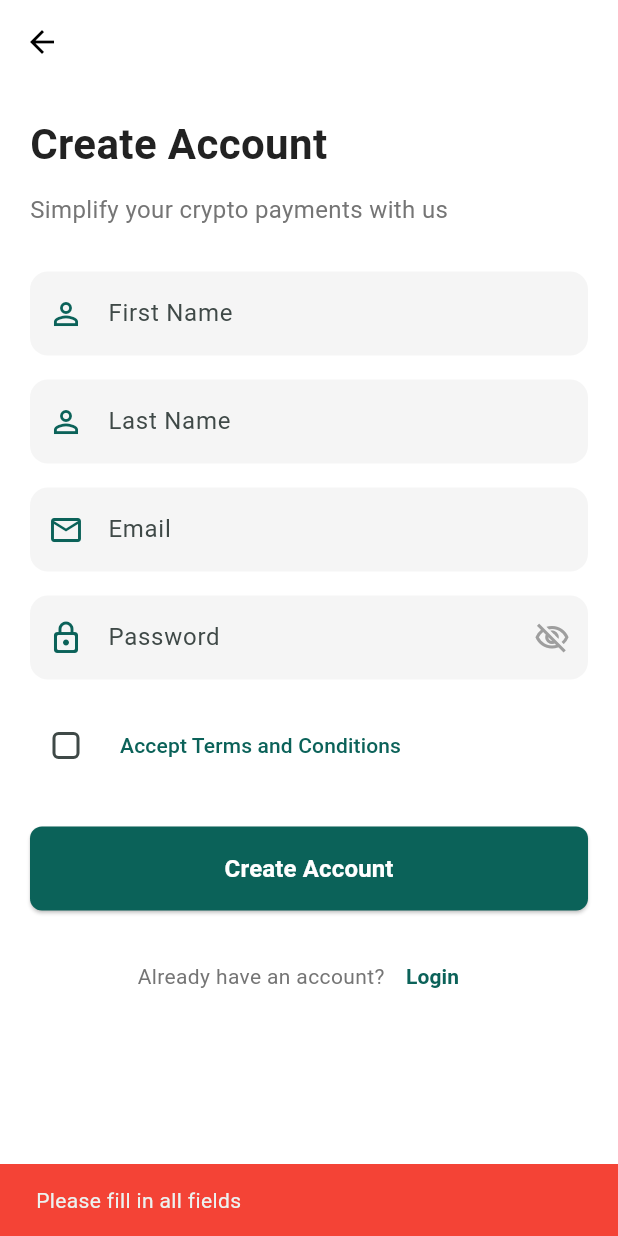
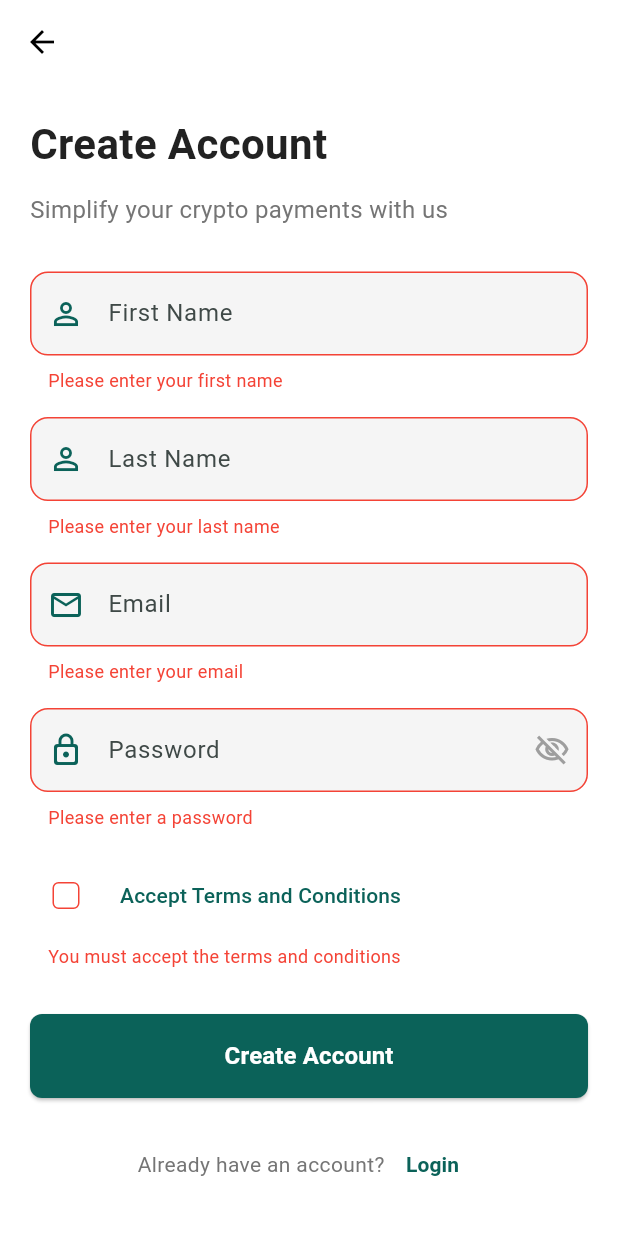
Before and after one commit to Faqih001/pretium_finance, a Flutter app: the SignupPage screen opened directly, after a tap on "Create Account", on a phone screen of 412 x 824 dp. Run offline on Flutter 3.47's test engine with Material 3 defaults, Android fonts, the phone set to English and light mode, and no system bars; our stand-ins replace shared_preferences, smooth_page_indicator; accounts and stored records are empty.

Commit message:
Add input validation and error handling for email and password fields in SignupPage; initialize error state in LoginPage

```diff
--- a/lib/screens/login_page.dart
+++ b/lib/screens/login_page.dart
@@ -16,6 +16,8 @@ class _LoginPageState extends State<LoginPage> {
   final _passwordController = TextEditingController();
   bool _rememberMe = false;
   bool _obscurePassword = true;
+  String? _emailError;
+  String? _passwordError;
 
   @override
   void initState() {
--- a/lib/screens/signup_page.dart
+++ b/lib/screens/signup_page.dart
@@ -174,13 +174,38 @@ class _SignupPageState extends State<SignupPage> {
                   ),
                   border: OutlineInputBorder(
                     borderRadius: BorderRadius.circular(12),
-                    borderSide: BorderSide.none,
+                    borderSide: _emailError != null
+                        ? const BorderSide(color: Colors.red, width: 1.0)
+                        : BorderSide.none,
+                  ),
+                  enabledBorder: OutlineInputBorder(
+                    borderRadius: BorderRadius.circular(12),
+                    borderSide: _emailError != null
+                        ? const BorderSide(color: Colors.red, width: 1.0)
+                        : BorderSide.none,
+                  ),
+                  focusedBorder: OutlineInputBorder(
+                    borderRadius: BorderRadius.circular(12),
+                    borderSide: _emailError != null
+                        ? const BorderSide(color: Colors.red, width: 1.0)
+                        : const BorderSide(color: Color(0xFF0B6259), width: 1.0),
                   ),
                   filled: true,
                   fillColor: Colors.grey[100],
                   contentPadding: const EdgeInsets.symmetric(vertical: 16),
                 ),
               ),
+              if (_emailError != null)
+                Padding(
+                  padding: const EdgeInsets.only(top: 8.0, left: 12.0),
+                  child: Text(
+                    _emailError!,
+                    style: const TextStyle(
+                      color: Colors.red,
+                      fontSize: 12,
+                    ),
+                  ),
+                ),
 
               const SizedBox(height: 16),
 
@@ -209,13 +234,38 @@ class _SignupPageState extends State<SignupPage> {
                   ),
                   border: OutlineInputBorder(
                     borderRadius: BorderRadius.circular(12),
-                    borderSide: BorderSide.none,
+                    borderSide: _passwordError != null
+                        ? const BorderSide(color: Colors.red, width: 1.0)
+                        : BorderSide.none,
+                  ),
+                  enabledBorder: OutlineInputBorder(
+                    borderRadius: BorderRadius.circular(12),
+                    borderSide: _passwordError != null
+                        ? const BorderSide(color: Colors.red, width: 1.0)
+                        : BorderSide.none,
+                  ),
+                  focusedBorder: OutlineInputBorder(
+                    borderRadius: BorderRadius.circular(12),
+                    borderSide: _passwordError != null
+                        ? const BorderSide(color: Colors.red, width: 1.0)
+                        : const BorderSide(color: Color(0xFF0B6259), width: 1.0),
                   ),
                   filled: true,
                   fillColor: Colors.grey[100],
                   contentPadding: const EdgeInsets.symmetric(vertical: 16),
                 ),
               ),
+              if (_passwordError != null)
+                Padding(
+                  padding: const EdgeInsets.only(top: 8.0, left: 12.0),
+                  child: Text(
+                    _passwordError!,
+                    style: const TextStyle(
+                      color: Colors.red,
+                      fontSize: 12,
+                    ),
+                  ),
+                ),
 
               const SizedBox(height: 20),
 
@@ -227,12 +277,18 @@ class _SignupPageState extends State<SignupPage> {
                     onChanged: (value) {
                       setState(() {
                         _acceptTerms = value ?? false;
+                        if (_acceptTerms) {
+                          _termsError = null;
+                        }
                       });
                     },
                     activeColor: const Color(0xFF0B6259),
                     shape: RoundedRectangleBorder(
                       borderRadius: BorderRadius.circular(4),
                     ),
+                    side: _termsError != null
+                        ? const BorderSide(color: Colors.red, width: 1.0)
+                        : null,
                   ),
                   TextButton(
                     onPressed: () {
@@ -248,6 +304,17 @@ class _SignupPageState extends State<SignupPage> {
                   ),
                 ],
               ),
+              if (_termsError != null)
+                Padding(
+                  padding: const EdgeInsets.only(top: 8.0, left: 12.0),
+                  child: Text(
+                    _termsError!,
+                    style: const TextStyle(
+                      color: Colors.red,
+                      fontSize: 12,
+                    ),
+                  ),
+                ),
 
               const SizedBox(height: 30),
 
@@ -257,29 +324,70 @@ class _SignupPageState extends State<SignupPage> {
                 height: 56,
                 child: ElevatedButton(
                   onPressed: () async {
-                    // Validate inputs
-                    if (_firstNameController.text.isEmpty ||
-                        _lastNameController.text.isEmpty ||
-                        _emailController.text.isEmpty ||
-                        _passwordController.text.isEmpty) {
-                      ScaffoldMessenger.of(context).showSnackBar(
-                        const SnackBar(
-                          content: Text('Please fill in all fields'),
-                          backgroundColor: Colors.red,
-                        ),
-                      );
-                      return;
+                    // Reset all errors
+                    setState(() {
+                      _firstNameError = null;
+                      _lastNameError = null;
+                      _emailError = null;
+                      _passwordError = null;
+                      _termsError = null;
+                    });
+
+                    // Validate each field
+                    bool isValid = true;
+
+                    if (_firstNameController.text.isEmpty) {
+                      setState(() {
+                        _firstNameError = 'Please enter your first name';
+                        isValid = false;
+                      });
+                    }
+
+                    if (_lastNameController.text.isEmpty) {
+                      setState(() {
+                        _lastNameError = 'Please enter your last name';
+                        isValid = false;
+                      });
+                    }
+
+                    if (_emailController.text.isEmpty) {
+                      setState(() {
+                        _emailError = 'Please enter your email';
+                        isValid = false;
+                      });
+                    } else {
+                      // Check email format
+                      final bool emailValid = RegExp(r'^[\w-.]+@([\w-]+\.)+[\w-]{2,4}$')
+                          .hasMatch(_emailController.text);
+                      if (!emailValid) {
+                        setState(() {
+                          _emailError = 'Please enter a valid email';
+                          isValid = false;
+                        });
+                      }
+                    }
+
+                    if (_passwordController.text.isEmpty) {
+                      setState(() {
+                        _passwordError = 'Please enter a password';
+                        isValid = false;
+                      });
+                    } else if (_passwordController.text.length < 6) {
+                      setState(() {
+                        _passwordError = 'Password must be at least 6 characters';
+                        isValid = false;
+                      });
                     }
 
                     if (!_acceptTerms) {
-                      ScaffoldMessenger.of(context).showSnackBar(
-                        const SnackBar(
-                          content: Text(
-                            'Please accept the terms and conditions',
-                          ),
-                          backgroundColor: Colors.red,
-                        ),
-                      );
+                      setState(() {
+                        _termsError = 'You must accept the terms and conditions';
+                        isValid = false;
+                      });
+                    }
+
+                    // If any validation failed, return early
+                    if (!isValid) {
                       return;
                     }
 
```
